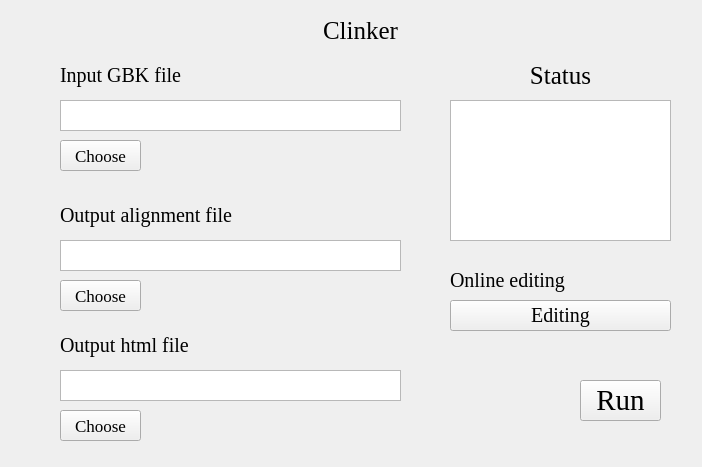
Qt form Clinker.ui (hzaurzli/MicroWorldOmics) before a commit.
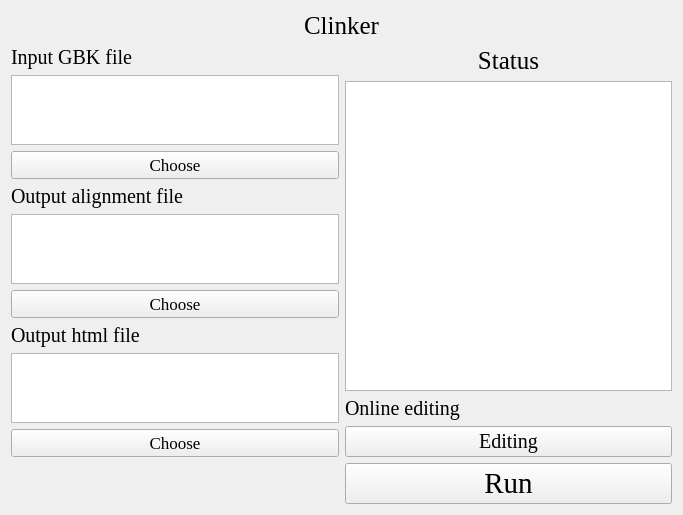
The same form after that commit. Icons and pictures are not drawn.

Diff of the .ui file:
```diff
--- a/Clinker.ui
+++ b/Clinker.ui
@@ -6,8 +6,8 @@
    <rect>
     <x>0</x>
     <y>0</y>
-    <width>702</width>
-    <height>467</height>
+    <width>683</width>
+    <height>514</height>
    </rect>
   </property>
   <property name="windowTitle">
@@ -16,37 +16,11 @@
   <property name="styleSheet">
    <string notr="true">background-image: url(D:/Documents/Desktop/bb.png)</string>
   </property>
-  <widget class="QLabel" name="label">
-   <property name="geometry">
-    <rect>
-     <x>290</x>
-     <y>10</y>
-     <width>141</width>
-     <height>41</height>
-    </rect>
-   </property>
-   <property name="font">
-    <font>
-     <family>Times New Roman</family>
-     <pointsize>19</pointsize>
-    </font>
-   </property>
-   <property name="text">
-    <string>Clinker</string>
-   </property>
-   <property name="alignment">
-    <set>Qt::AlignCenter</set>
-   </property>
-  </widget>
+  <layout class="QGridLayout" name="gridLayout_6">
+   <item row="1" column="0">
+    <layout class="QGridLayout" name="gridLayout_2">
+     <item row="0" column="0">
   <widget class="QLabel" name="label_2">
-   <property name="geometry">
-    <rect>
-     <x>60</x>
-     <y>60</y>
-     <width>161</width>
-     <height>31</height>
-    </rect>
-   </property>
    <property name="font">
     <font>
      <family>Times New Roman</family>
@@ -60,28 +34,9 @@
     <set>Qt::AlignLeading|Qt::AlignLeft|Qt::AlignVCenter</set>
    </property>
   </widget>
-  <widget class="QTextBrowser" name="textBrowser_2">
-   <property name="geometry">
-    <rect>
-     <x>60</x>
-     <y>100</y>
-     <width>341</width>
-     <height>31</height>
-    </rect>
-   </property>
-   <property name="styleSheet">
-    <string notr="true">background-image: url(D:/Documents/Desktop/white.png)</string>
-   </property>
-  </widget>
+     </item>
+     <item row="3" column="0">
   <widget class="QLabel" name="label_3">
-   <property name="geometry">
-    <rect>
-     <x>60</x>
-     <y>200</y>
-     <width>181</width>
-     <height>31</height>
-    </rect>
-   </property>
    <property name="font">
     <font>
      <family>Times New Roman</family>
@@ -95,28 +50,32 @@
     <set>Qt::AlignLeading|Qt::AlignLeft|Qt::AlignVCenter</set>
    </property>
   </widget>
-  <widget class="QTextBrowser" name="textBrowser_3">
-   <property name="geometry">
-    <rect>
-     <x>60</x>
-     <y>240</y>
-     <width>341</width>
-     <height>31</height>
-    </rect>
-   </property>
+     </item>
+     <item row="6" column="0">
+      <widget class="QLabel" name="label_6">
+       <property name="font">
+        <font>
+         <family>Times New Roman</family>
+         <pointsize>15</pointsize>
+        </font>
+       </property>
+       <property name="text">
+        <string>Output html file</string>
+       </property>
+       <property name="alignment">
+        <set>Qt::AlignLeading|Qt::AlignLeft|Qt::AlignVCenter</set>
+       </property>
+      </widget>
+     </item>
+     <item row="1" column="0">
+      <widget class="QTextBrowser" name="textBrowser_2">
    <property name="styleSheet">
     <string notr="true">background-image: url(D:/Documents/Desktop/white.png)</string>
    </property>
   </widget>
+     </item>
+     <item row="2" column="0">
   <widget class="QPushButton" name="pushButton_2">
-   <property name="geometry">
-    <rect>
-     <x>60</x>
-     <y>140</y>
-     <width>81</width>
-     <height>31</height>
-    </rect>
-   </property>
    <property name="font">
     <font>
      <family>Times New Roman</family>
@@ -127,15 +86,9 @@
     <string>Choose</string>
    </property>
   </widget>
+     </item>
+     <item row="5" column="0">
   <widget class="QPushButton" name="pushButton_3">
-   <property name="geometry">
-    <rect>
-     <x>60</x>
-     <y>280</y>
-     <width>81</width>
-     <height>31</height>
-    </rect>
-   </property>
    <property name="font">
     <font>
      <family>Times New Roman</family>
@@ -146,28 +99,53 @@
     <string>Choose</string>
    </property>
   </widget>
-  <widget class="QTextBrowser" name="textBrowser">
-   <property name="geometry">
-    <rect>
-     <x>450</x>
-     <y>100</y>
-     <width>221</width>
-     <height>141</height>
-    </rect>
-   </property>
+     </item>
+     <item row="7" column="0">
+      <widget class="QTextBrowser" name="textBrowser_4">
+       <property name="styleSheet">
+        <string notr="true">background-image: url(D:/Documents/Desktop/white.png)</string>
+       </property>
+      </widget>
+     </item>
+     <item row="4" column="0">
+      <widget class="QTextBrowser" name="textBrowser_3">
    <property name="styleSheet">
     <string notr="true">background-image: url(D:/Documents/Desktop/white.png)</string>
    </property>
   </widget>
+     </item>
+     <item row="8" column="0">
+      <widget class="QPushButton" name="pushButton_5">
+       <property name="font">
+        <font>
+         <family>Times New Roman</family>
+         <pointsize>13</pointsize>
+        </font>
+       </property>
+       <property name="text">
+        <string>Choose</string>
+       </property>
+      </widget>
+     </item>
+    </layout>
+   </item>
+   <item row="1" column="1">
+    <layout class="QGridLayout" name="gridLayout_3" rowstretch="0,0,0,0">
+     <item row="2" column="0">
+      <widget class="QLabel" name="label_5">
+       <property name="font">
+        <font>
+         <family>Times New Roman</family>
+         <pointsize>15</pointsize>
+        </font>
+       </property>
+       <property name="text">
+        <string>Online editing</string>
+       </property>
+      </widget>
+     </item>
+     <item row="0" column="0">
   <widget class="QLabel" name="label_4">
-   <property name="geometry">
-    <rect>
-     <x>480</x>
-     <y>60</y>
-     <width>161</width>
-     <height>31</height>
-    </rect>
-   </property>
    <property name="font">
     <font>
      <family>Times New Roman</family>
@@ -181,15 +159,36 @@
     <set>Qt::AlignCenter</set>
    </property>
   </widget>
+     </item>
+     <item row="1" column="0">
+      <widget class="QTextBrowser" name="textBrowser">
+       <property name="styleSheet">
+        <string notr="true">background-image: url(D:/Documents/Desktop/white.png)</string>
+       </property>
+      </widget>
+     </item>
+     <item row="3" column="0">
+      <widget class="QPushButton" name="pushButton_4">
+       <property name="font">
+        <font>
+         <family>Times New Roman</family>
+         <pointsize>15</pointsize>
+        </font>
+       </property>
+       <property name="styleSheet">
+        <string notr="true">background-image: url(D:/Documents/Desktop/white.png)</string>
+       </property>
+       <property name="text">
+        <string>Editing</string>
+       </property>
+      </widget>
+     </item>
+    </layout>
+   </item>
+   <item row="2" column="1">
+    <layout class="QGridLayout" name="gridLayout_5">
+     <item row="2" column="0">
   <widget class="QPushButton" name="pushButton">
-   <property name="geometry">
-    <rect>
-     <x>580</x>
-     <y>380</y>
-     <width>81</width>
-     <height>41</height>
-    </rect>
-   </property>
    <property name="font">
     <font>
      <family>Times New Roman</family>
@@ -203,101 +202,30 @@
     <string>Run</string>
    </property>
   </widget>
-  <widget class="QLabel" name="label_5">
-   <property name="geometry">
-    <rect>
-     <x>450</x>
-     <y>260</y>
-     <width>141</width>
-     <height>41</height>
-    </rect>
-   </property>
+     </item>
+    </layout>
+   </item>
+   <item row="0" column="0" colspan="2">
+    <layout class="QGridLayout" name="gridLayout">
+     <item row="0" column="0">
+      <widget class="QLabel" name="label">
    <property name="font">
     <font>
      <family>Times New Roman</family>
-     <pointsize>15</pointsize>
+         <pointsize>19</pointsize>
     </font>
    </property>
    <property name="text">
-    <string>Online editing</string>
-   </property>
-  </widget>
-  <widget class="QPushButton" name="pushButton_4">
-   <property name="geometry">
-    <rect>
-     <x>450</x>
-     <y>300</y>
-     <width>221</width>
-     <height>31</height>
-    </rect>
-   </property>
-   <property name="font">
-    <font>
-     <family>Times New Roman</family>
-     <pointsize>15</pointsize>
-    </font>
-   </property>
-   <property name="styleSheet">
-    <string notr="true">background-image: url(D:/Documents/Desktop/white.png)</string>
-   </property>
-   <property name="text">
-    <string>Editing</string>
-   </property>
-  </widget>
-  <widget class="QLabel" name="label_6">
-   <property name="geometry">
-    <rect>
-     <x>60</x>
-     <y>330</y>
-     <width>181</width>
-     <height>31</height>
-    </rect>
-   </property>
-   <property name="font">
-    <font>
-     <family>Times New Roman</family>
-     <pointsize>15</pointsize>
-    </font>
-   </property>
-   <property name="text">
-    <string>Output html file</string>
+        <string>Clinker</string>
    </property>
    <property name="alignment">
-    <set>Qt::AlignLeading|Qt::AlignLeft|Qt::AlignVCenter</set>
-   </property>
-  </widget>
-  <widget class="QTextBrowser" name="textBrowser_4">
-   <property name="geometry">
-    <rect>
-     <x>60</x>
-     <y>370</y>
-     <width>341</width>
-     <height>31</height>
-    </rect>
-   </property>
-   <property name="styleSheet">
-    <string notr="true">background-image: url(D:/Documents/Desktop/white.png)</string>
-   </property>
-  </widget>
-  <widget class="QPushButton" name="pushButton_5">
-   <property name="geometry">
-    <rect>
-     <x>60</x>
-     <y>410</y>
-     <width>81</width>
-     <height>31</height>
-    </rect>
-   </property>
-   <property name="font">
-    <font>
-     <family>Times New Roman</family>
-     <pointsize>13</pointsize>
-    </font>
-   </property>
-   <property name="text">
-    <string>Choose</string>
-   </property>
-  </widget>
+        <set>Qt::AlignCenter</set>
+       </property>
+      </widget>
+     </item>
+    </layout>
+   </item>
+  </layout>
  </widget>
  <resources/>
  <connections/>
```
Left out of the diff: 6 changed lines with no effect on the pictures. Lines whose indentation alone changed are shown as unchanged.
